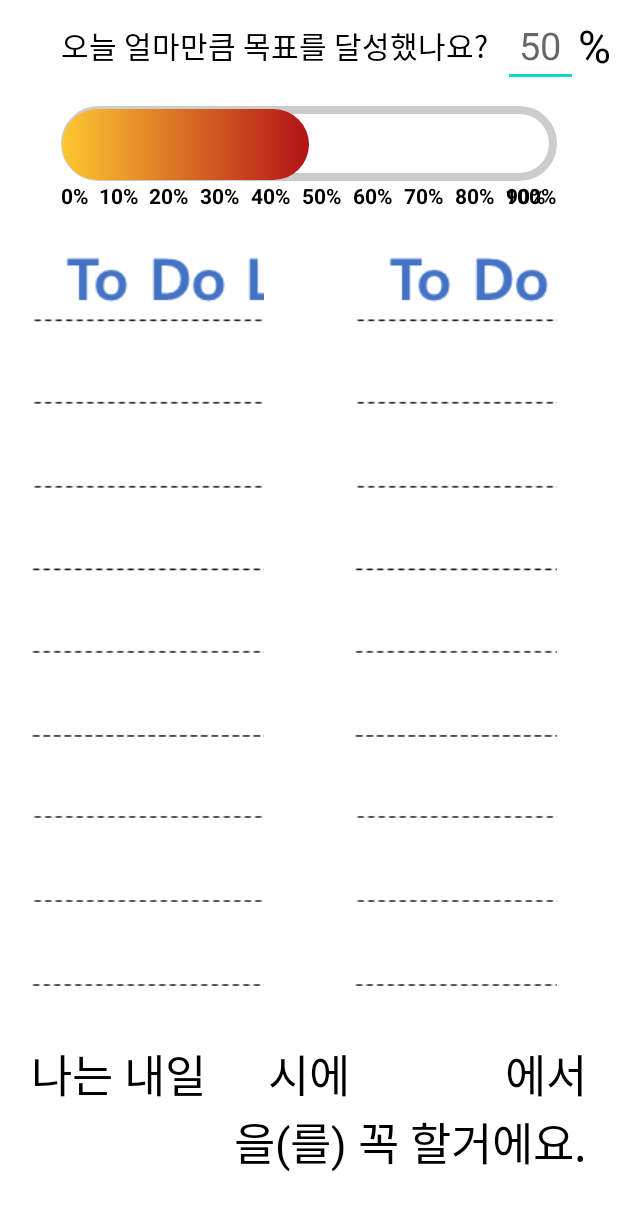
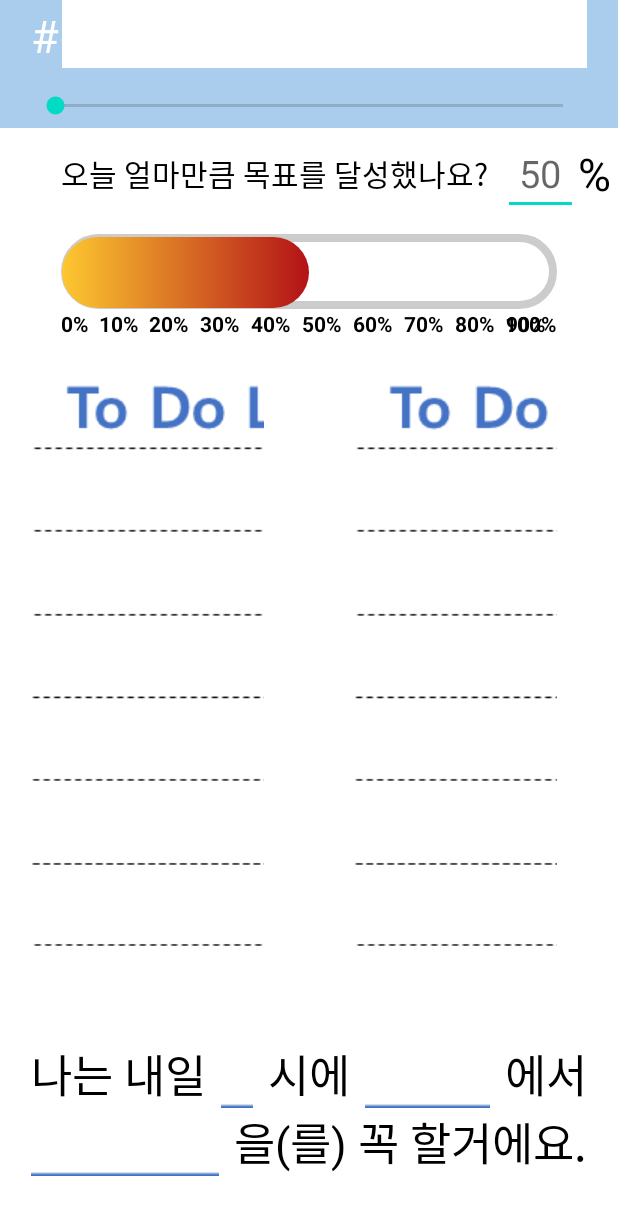
Before and after one commit to JuhyeokLee97/66_Challenge, an Android app: the screen it shows after launch (MainActivity), on a phone screen of 412 x 824 dp. Shown: the top 1215 px of the screen. Run offline under Robolectric (Android 15) with nearby library versions, the phone set to English and light mode, and no system bars.

Commit message:
#12 UI 추가 작업  - 상단 로고 및 날짜

```diff
--- a/app/src/main/res/layout/activity_main.xml
+++ b/app/src/main/res/layout/activity_main.xml
@@ -6,6 +6,59 @@
     android:layout_height="match_parent"
     tools:context=".MainActivity">
 
+
+    <View
+        android:id="@+id/top_background_view"
+        android:layout_width="0dp"
+        android:layout_height="0dp"
+        android:background="@color/white_blue"
+        app:layout_constraintBottom_toBottomOf="@id/seek_bar_day"
+        app:layout_constraintEnd_toEndOf="parent"
+        app:layout_constraintStart_toStartOf="parent"
+        app:layout_constraintTop_toTopOf="parent" />
+
+    <TextView
+        android:id="@+id/tv_day"
+        android:layout_width="wrap_content"
+        android:layout_height="wrap_content"
+        android:layout_marginStart="10dp"
+        android:text="Day.1"
+        android:textColor="@color/white"
+        android:textSize="20sp"
+        android:textStyle="bold"
+        app:layout_constraintBottom_toBottomOf="@id/tv_logo"
+        app:layout_constraintStart_toEndOf="@id/tv_logo"
+        app:layout_constraintTop_toTopOf="@id/tv_logo" />
+
+    <FrameLayout
+        android:id="@+id/date_frame_layout"
+        android:layout_width="350dp"
+        android:layout_height="0dp"
+        android:background="@color/white"
+        app:layout_constraintBottom_toBottomOf="@id/tv_logo"
+        app:layout_constraintEnd_toEndOf="@id/dividerPivot9"
+        app:layout_constraintTop_toTopOf="@id/tv_logo" />
+
+    <SeekBar
+        android:layout_width="0dp"
+        android:layout_height="30dp"
+        app:layout_constraintStart_toStartOf="@id/dividerPivot0"
+        app:layout_constraintEnd_toEndOf="@id/dividerPivot9"
+        app:layout_constraintTop_toBottomOf="@id/tv_logo"
+        android:max="66"
+        android:min="1"
+        android:layout_marginTop="10dp"
+        android:id="@+id/seek_bar_day"/>
+
+    <TextView
+        android:id="@+id/tv_logo"
+        android:layout_width="wrap_content"
+        android:layout_height="wrap_content"
+        android:text="#66챌린지"
+        android:textColor="@color/white"
+        android:textSize="30sp"
+        app:layout_constraintStart_toStartOf="@id/dividerPivot0"
+        app:layout_constraintTop_toTopOf="parent" />
 
     <TextView
         android:id="@+id/tv_first_title"
@@ -16,7 +69,7 @@
         android:textColor="@color/black"
         android:textSize="20sp"
         app:layout_constraintStart_toStartOf="@id/successStatusBar"
-        app:layout_constraintTop_toTopOf="parent" />
+        app:layout_constraintTop_toBottomOf="@id/top_background_view" />
 
     <EditText
         android:id="@+id/et_success_percentage"
```
Also changed, not shown: app/src/main/res/drawable/img_under_line_pad.png.
